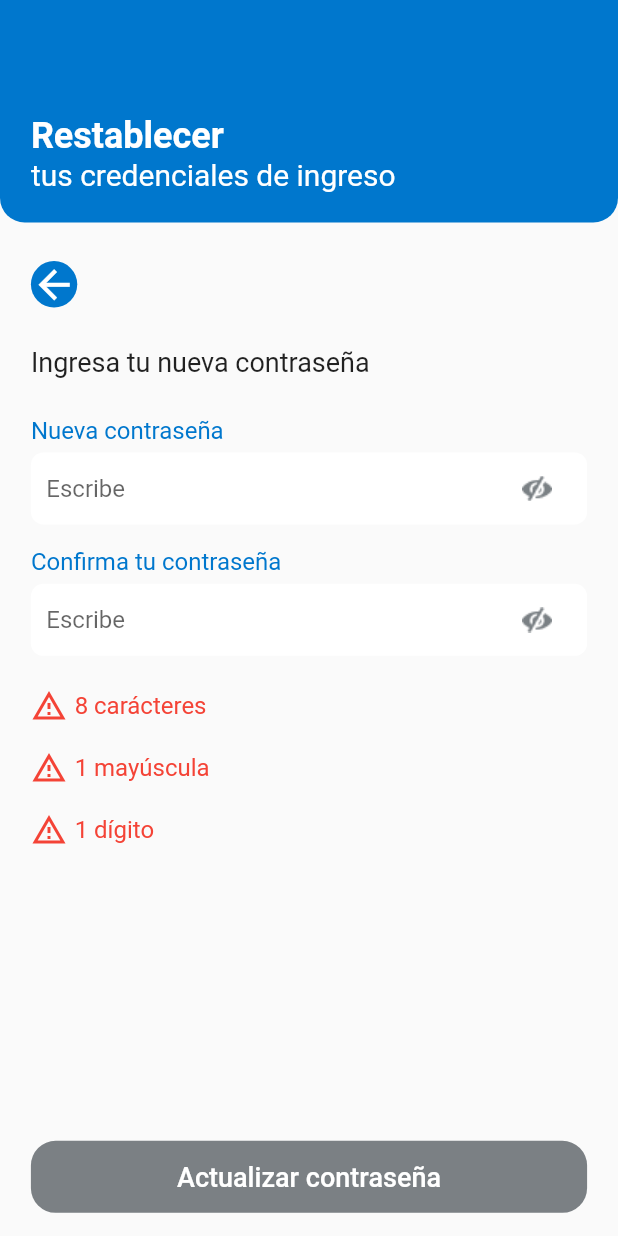
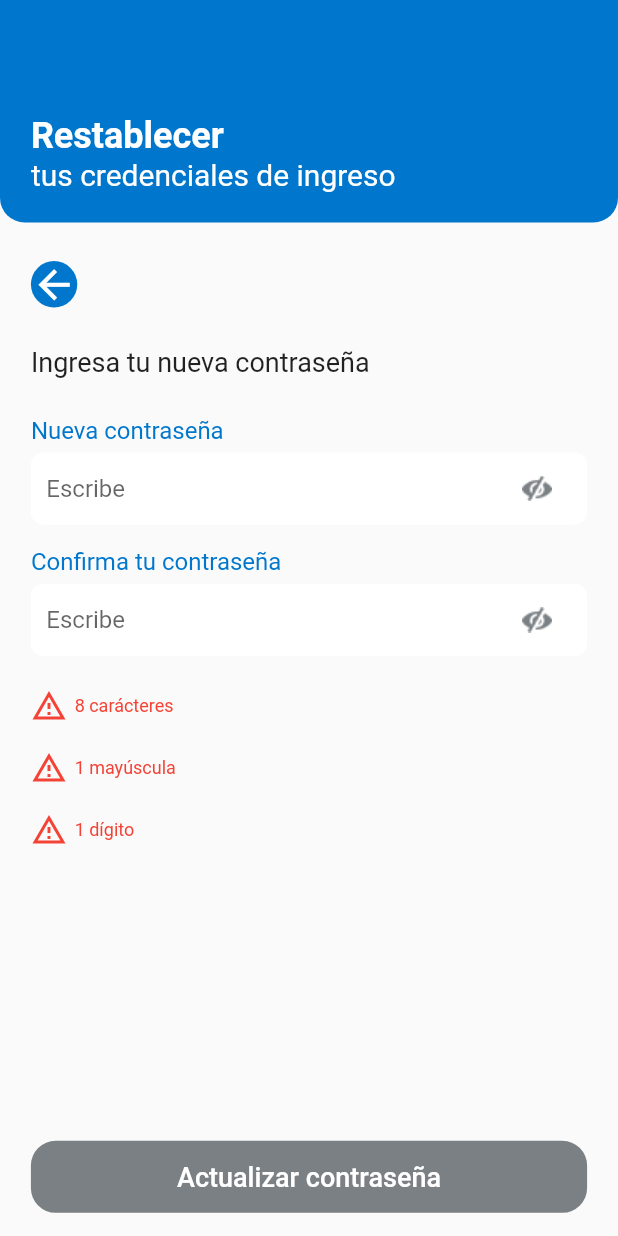
Before and after one commit to alvarohurtadobo/bankcredit, a Flutter app: the ResetPasswordPage screen opened by its route, on a phone screen of 412 x 824 dp. Run offline on Flutter 3.47's test engine with Material 2 defaults, Android fonts, the phone set to English and light mode, and no system bars; our stand-ins replace image_picker, local_auth, open_file, shared_preferences, youtube_player_flutter; accounts and stored records are empty.

Commit message:
correccion desbordamiento

```diff
--- a/lib/common/widgets/warningLabel.dart
+++ b/lib/common/widgets/warningLabel.dart
@@ -16,7 +16,9 @@ Widget warningLabel(String label, bool activeWarning,
                 center ? MainAxisAlignment.center : MainAxisAlignment.start,
             children: [
               Icon(
-                activeWarning ? Icons.warning_amber_outlined : Icons.check_circle,
+                activeWarning
+                    ? Icons.warning_amber_outlined
+                    : Icons.check_circle,
                 color: activeWarning ? Colors.red : const Color(0xff4DB21C),
               ),
               SizedBox(
@@ -27,7 +29,7 @@ Widget warningLabel(String label, bool activeWarning,
                   style: TextStyle(
                       color:
                           activeWarning ? Colors.red : const Color(0xff4DB21C),
-                      fontSize: Sizes.font10)),
+                      fontSize: Sizes.font10 - 4)),
             ],
           ),
         );
```
Also changed, not shown: 3 other files.
